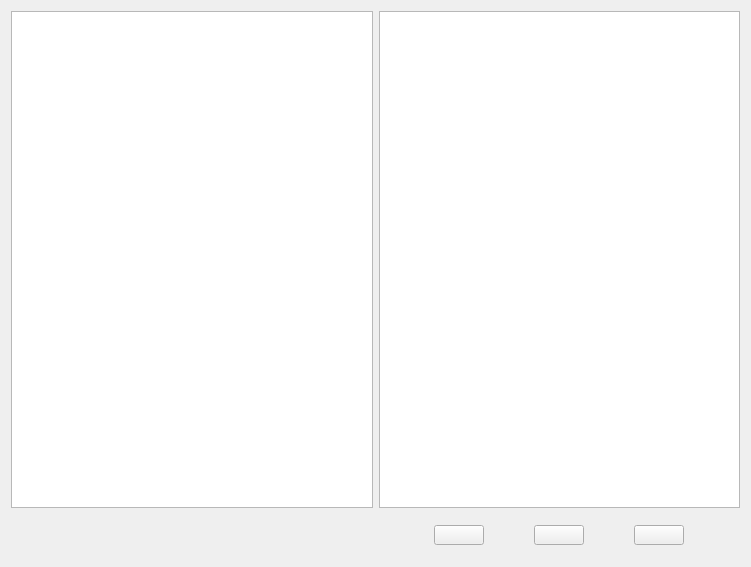
The window that auxiliary/QGLRenderer/QTFileWidget.ui (billhj/Etoile2015) describes before a commit, drawn with Qt 5.
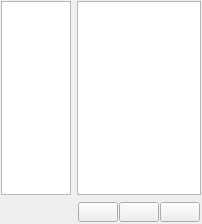
The same window after the commit. Icons and pictures are not drawn.

Diff of the .ui file:
```diff
--- a/auxiliary/QGLRenderer/QTFileWidget.ui
+++ b/auxiliary/QGLRenderer/QTFileWidget.ui
@@ -6,30 +6,49 @@
    <rect>
     <x>0</x>
     <y>0</y>
-    <width>751</width>
-    <height>567</height>
+    <width>201</width>
+    <height>224</height>
    </rect>
   </property>
   <property name="windowTitle">
    <string>QTFileWidget</string>
   </property>
-  <layout class="QGridLayout" name="gridLayout_2">
-   <item row="0" column="0">
+  <layout class="QHBoxLayout" name="horizontalLayout">
+   <property name="margin">
+    <number>1</number>
+   </property>
+   <item>
     <layout class="QGridLayout" name="gridLayout">
      <item row="0" column="1">
-      <widget class="QListView" name="listView"/>
+      <widget class="QListView" name="listView">
+       <property name="sizePolicy">
+        <sizepolicy hsizetype="Preferred" vsizetype="Preferred">
+         <horstretch>0</horstretch>
+         <verstretch>0</verstretch>
+        </sizepolicy>
+       </property>
+      </widget>
      </item>
      <item row="0" column="0">
       <widget class="QTreeView" name="treeView"/>
      </item>
      <item row="1" column="1">
       <widget class="QWidget" name="widget" native="true">
-       <layout class="QHBoxLayout" name="horizontalLayout">
-        <item>
+       <layout class="QGridLayout" name="gridLayout_3" rowstretch="0" columnstretch="2,2,2">
+        <property name="sizeConstraint">
+         <enum>QLayout::SetMinimumSize</enum>
+        </property>
+        <property name="margin">
+         <number>1</number>
+        </property>
+        <property name="spacing">
+         <number>1</number>
+        </property>
+        <item row="0" column="0">
          <widget class="QPushButton" name="openpushButton">
           <property name="maximumSize">
            <size>
-            <width>50</width>
+            <width>40</width>
             <height>20</height>
            </size>
           </property>
@@ -42,11 +61,11 @@
           </property>
          </widget>
         </item>
-        <item>
+        <item row="0" column="1">
          <widget class="QPushButton" name="newpushButton">
           <property name="maximumSize">
            <size>
-            <width>50</width>
+            <width>40</width>
             <height>20</height>
            </size>
           </property>
@@ -59,11 +78,11 @@
           </property>
          </widget>
         </item>
-        <item>
+        <item row="0" column="2">
          <widget class="QPushButton" name="removepushButton">
           <property name="maximumSize">
            <size>
-            <width>50</width>
+            <width>40</width>
             <height>20</height>
            </size>
           </property>
```
